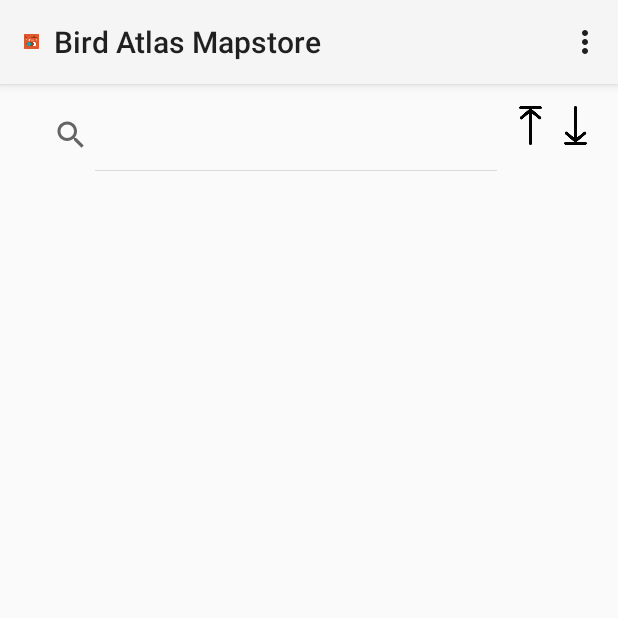
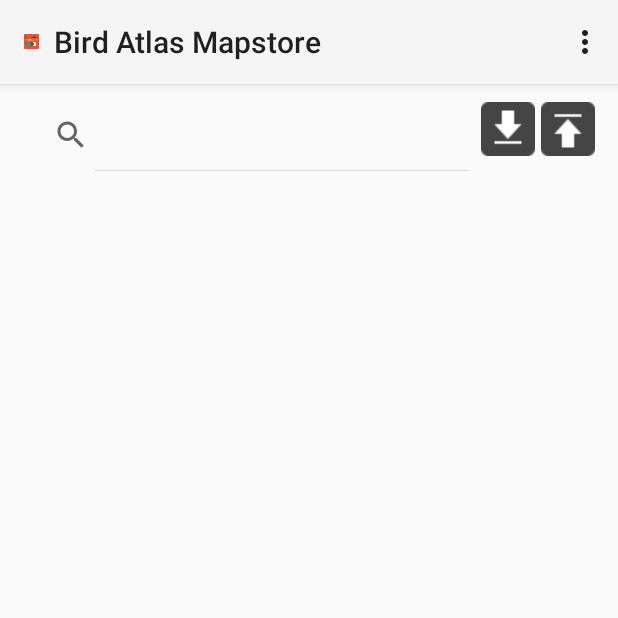
Before and after one commit to iaindownie/AtlasMaps, an Android app: the screen it shows after launch (MainActivity), on a phone screen of 412 x 824 dp, the top half of it. Run offline under Robolectric (Android 15) with nearby library versions, the phone set to English and light mode, and no system bars; 8 statements that could not run were skipped.

Commit message:
Better buttons for top - bottom navigation. Also removed sout's.

```diff
--- a/app/src/main/java/org/bto/atlasmaps/ExpandableListDataPump.java
+++ b/app/src/main/java/org/bto/atlasmaps/ExpandableListDataPump.java
@@ -115,7 +115,6 @@
             }
             newMap.put(aKey, newValues);
         }
-        System.out.println(newMap.toString());
         return newMap;
     }
 
--- a/app/src/main/java/org/bto/atlasmaps/MainActivity.java
+++ b/app/src/main/java/org/bto/atlasmaps/MainActivity.java
@@ -159,7 +159,6 @@
 
                 String speciesCode = (String) mapEnglishNamesAndSpeciesCodes.get(expandableListTitle.get(groupPosition));
                 ArrayList aBunchOfMaps = (ArrayList) mapSet.get(Utilities.padWithNaughts(speciesCode));
-                System.out.println("aBunchOfMaps:" + aBunchOfMaps.toString());
                 originalPosition = groupPosition;
                 Intent mapView = new Intent(getBaseContext(), MapDetailViewPager.class);
                 /**
--- a/app/src/main/res/layout/activity_main.xml
+++ b/app/src/main/res/layout/activity_main.xml
@@ -2,56 +2,60 @@
     xmlns:tools="http://schemas.android.com/tools"
     android:layout_width="match_parent"
     android:layout_height="match_parent"
+    android:paddingBottom="10dp"
     android:paddingLeft="@dimen/activity_horizontal_margin"
     android:paddingRight="@dimen/activity_horizontal_margin"
     android:paddingTop="10dp"
-    android:paddingBottom="10dp"
     tools:context="com.javapapers.android.expandablelistview.app.MainActivity">
 
-    <LinearLayout android:id="@+id/search_and_nav"
+    <LinearLayout
+        android:id="@+id/search_and_nav"
         android:layout_width="match_parent"
         android:layout_height="wrap_content"
         android:layout_weight="1.0">
 
-        <SearchView android:id="@+id/search" android:layout_width="match_parent"
-            android:layout_height="wrap_content" android:layout_alignParentLeft="true"
-            android:layout_alignParentTop="true" android:iconifiedByDefault="false"
-            android:layout_weight="1.0" android:layout_gravity="left"
-            android:paddingRight="1dip"/>
+        <SearchView
+            android:id="@+id/search"
+            android:layout_width="match_parent"
+            android:layout_height="wrap_content"
+            android:layout_alignParentLeft="true"
+            android:layout_alignParentTop="true"
+            android:layout_gravity="left"
+            android:layout_weight="1.0"
+            android:iconifiedByDefault="false" />
+
+        <ImageButton
+            android:id="@+id/go_bottom"
+            android:layout_width="38dip"
+            android:layout_height="40dip"
+            android:adjustViewBounds="true"
+            android:background="@null"
+            android:contentDescription="Go to bottom"
+            android:paddingRight="2dip"
+            android:scaleType="fitCenter"
+            android:src="@drawable/arrow_down3" />
 
         <ImageButton
             android:id="@+id/go_top"
-            android:layout_width="28dip"
-            android:layout_height="35dip"
+            android:layout_width="38dip"
+            android:layout_height="40dip"
+            android:adjustViewBounds="true"
+            android:background="@null"
             android:contentDescription="Go to top"
-            android:src="@drawable/arrow_up2"
-            android:background="@null"
-            android:adjustViewBounds="true"
+            android:paddingLeft="2dip"
             android:scaleType="fitCenter"
-            android:paddingRight="2dip"
-            />
-
-        <ImageButton
-            android:id="@+id/go_bottom"
-            android:layout_width="28dip"
-            android:layout_height="35dip"
-            android:contentDescription="Go to bottom"
-            android:src="@drawable/arrow_down2"
-            android:background="@null"
-            android:adjustViewBounds="true"
-            android:scaleType="fitCenter"
-            android:paddingLeft="2dip"/>
+            android:src="@drawable/arrow_up3" />
 
     </LinearLayout>
 
     <ExpandableListView
         android:id="@+id/expandableListView"
+        android:layout_width="match_parent"
         android:layout_height="wrap_content"
-        android:layout_width="match_parent"
-        android:indicatorLeft="?android:attr/expandableListPreferredItemIndicatorLeft"
+        android:layout_below="@+id/search_and_nav"
         android:divider="#A59367"
         android:dividerHeight="0.5dp"
-        android:transcriptMode="disabled"
-        android:layout_below="@+id/search_and_nav"/>
+        android:indicatorLeft="?android:attr/expandableListPreferredItemIndicatorLeft"
+        android:transcriptMode="disabled" />
 
 </RelativeLayout>
```
Also changed, not shown: app/src/main/res/drawable/arrow_down3.png (added), app/src/main/res/drawable/arrow_up3.png (added).
